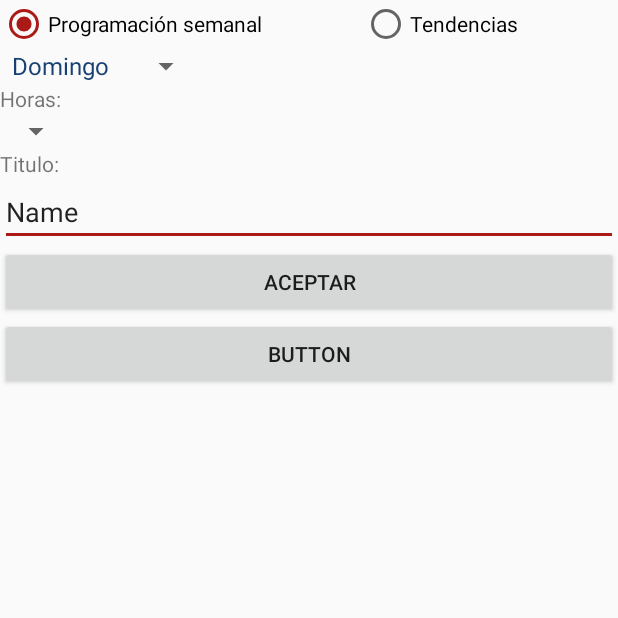
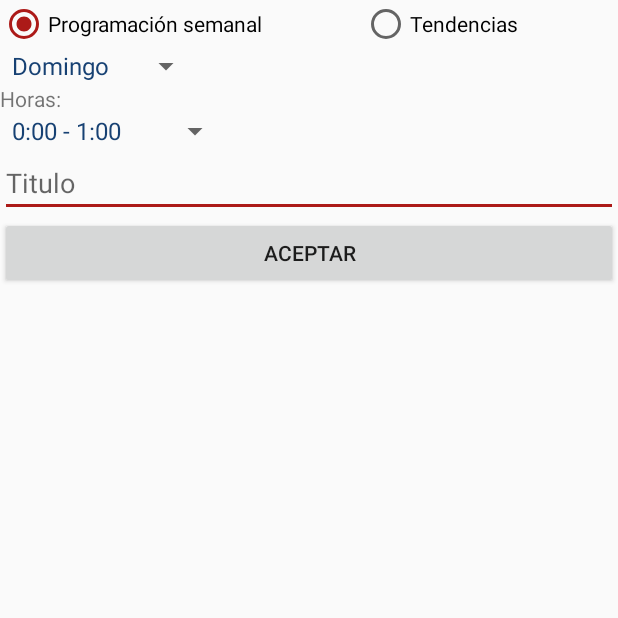
Before and after one commit to josumor18/Proyecto-1---M-viles, an Android app: the fragment ProgramacionAdminFragment shown on its own in the app's theme, on a phone screen of 412 x 824 dp, the top half of it. Run offline under Robolectric (Android 15) with nearby library versions, the phone set to English and light mode, and no system bars.

Commit message:
setProgramacion

```diff
--- a/Fluxme/app/src/main/java/me/flux/fluxme/Business/ProgramacionAdminFragment.java
+++ b/Fluxme/app/src/main/java/me/flux/fluxme/Business/ProgramacionAdminFragment.java
@@ -51,6 +51,21 @@ public class ProgramacionAdminFragment extends Fragment {
     RadioGroup rgrp_Opcion;
 
     String[] listDias = {"Domingo","Lunes","Martes","Miercoles","Jueves","Viernes","Sabado"};
+    String[] listHoras = {"0:00 - 1:00","1:00 - 2:00","2:00 - 3:00", "3:00 - 4:00", "4:00 - 5:00",
+                            "5:00 - 6:00","6:00 - 7:00","7:00 - 8:00", "8:00 - 9:00", "9:00 - 10:00",
+                            "10:00 - 11:00","11:00 - 12:00","12:00 - 13:00", "13:00 - 14:00", "14:00 - 15:00",
+                            "15:00 - 16:00","16:00 - 17:00","17:00 - 18:00", "18:00 - 19:00", "19:00 - 20:00",
+                            "20:00 - 21:00","21:00 - 22:00","22:00 - 23:00", "23:00 - 23:00", "23:00 - 24:00"};
+
+    String diaSelect = listDias[0];
+    String horaSelect = listHoras [0];
+
+    Streaming streaming;
+    Usuario_Singleton user;
+    Spinner spDia;
+    Spinner spHora;
+    EditText edtTitulo;
+
     private RadioGroup.OnCheckedChangeListener checkedChangeListener = new RadioGroup.OnCheckedChangeListener(){
         @Override
         public void onCheckedChanged(RadioGroup radioGroup, int i) {
@@ -80,22 +95,38 @@ public class ProgramacionAdminFragment extends Fragment {
         rlProgSemAdmin = view.findViewById(R.id.rlProgSemAdmin);
         rlTendAdmin = view.findViewById(R.id.rlTendAdmin);
 
-        Spinner spDia = view.findViewById(R.id.sp_dia);
+        streaming = Streaming.getInstance();
+        user = Usuario_Singleton.getInstance();
+
+        spDia = view.findViewById(R.id.sp_dia);
+        spHora = view.findViewById(R.id.sp_horas);
+
+        Button btnAceptar = view.findViewById(R.id.btn_aceptar);
 
 
-        ArrayAdapter aa = new ArrayAdapter(getActivity().getApplicationContext(),android.R.layout.simple_spinner_item,listDias);
+        edtTitulo = view.findViewById(R.id.edt_titulo);
 
-        aa.setDropDownViewResource(android.R.layout.simple_spinner_dropdown_item);
+        ArrayAdapter adapterDia = new ArrayAdapter(getActivity().getApplicationContext(),android.R.layout.simple_spinner_item,listDias);
+        ArrayAdapter adapterHora = new ArrayAdapter(getActivity().getApplicationContext(),android.R.layout.simple_spinner_item,listHoras);
+
+        adapterDia.setDropDownViewResource(android.R.layout.simple_spinner_dropdown_item);
         //Setting the ArrayAdapter data on the Spinner
-        spDia.setAdapter(aa);
+        spDia.setAdapter(adapterDia);
+
+        adapterHora.setDropDownViewResource(android.R.layout.simple_spinner_dropdown_item);
+        //Setting the ArrayAdapter data on the Spinner
+        spHora.setAdapter(adapterHora);
 
         spDia.setSelection(0, true);
         View vi = spDia.getSelectedView();
         ((TextView)vi).setTextColor(getResources().getColor(R.color.colorPrimary));
 
-        TextView spinnerText = (TextView) spDia.getChildAt(0);
+        spHora.setSelection(0, true);
+        View vi2 = spHora.getSelectedView();
+        ((TextView)vi2).setTextColor(getResources().getColor(R.color.colorPrimary));
+        /*TextView spinnerText = (TextView) spDia.getChildAt(0);
 
-        spinnerText.setTextColor(getResources().getColor(R.color.colorPrimary));
+        spinnerText.setTextColor(getResources().getColor(R.color.colorPrimary));*/
         //Set the listener for when each option is clicked.
         spDia.setOnItemSelectedListener(new AdapterView.OnItemSelectedListener()
         {
@@ -105,6 +136,27 @@ public class ProgramacionAdminFragment extends Fragment {
             {
                 //Change the selected item's text color
                 ((TextView) view).setTextColor(getResources().getColor(R.color.colorPrimary));
+                diaSelect = listDias[spDia.getSelectedItemPosition()];
+                Toast.makeText(getActivity(), diaSelect, Toast.LENGTH_SHORT).show();
+
+            }
+
+            @Override
+            public void onNothingSelected(AdapterView<?> parent)
+            {
+            }
+        });
+
+        spHora.setOnItemSelectedListener(new AdapterView.OnItemSelectedListener()
+        {
+
+            @Override
+            public void onItemSelected(AdapterView<?> parent, View view, int position, long id)
+            {
+                //Change the selected item's text color
+                ((TextView) view).setTextColor(getResources().getColor(R.color.colorPrimary));
+                horaSelect = listHoras[spHora.getSelectedItemPosition()];
+                Toast.makeText(getActivity(), horaSelect, Toast.LENGTH_SHORT).show();
             }
 
             @Override
@@ -125,6 +177,16 @@ public class ProgramacionAdminFragment extends Fragment {
         rbTendencias = view.findViewById(R.id.rbTendencias);
         rgrp_Opcion = view.findViewById(R.id.rgrp_Opcion);
         rgrp_Opcion.setOnCheckedChangeListener(checkedChangeListener);
+
+        btnAceptar.setOnClickListener(new View.OnClickListener() {
+            @Override
+            public void onClick(View view) {
+                ExecuteProgramacion executeProgramacion = new ExecuteProgramacion(user.getId(),user.getAuth_token(),streaming.getIdEmisora()
+                        ,diaSelect, horaSelect, edtTitulo.getText().toString());
+                executeProgramacion.execute();
+
+            }
+        });
 
         initTextBoxes(view);
 
@@ -288,4 +350,58 @@ public class ProgramacionAdminFragment extends Fragment {
             }
         }
     }
+
+    public class ExecuteProgramacion extends AsyncTask<String,Void,String> {
+        private String idEmisora;
+        private String id_user;
+        private String authToken;
+        private String dia;
+        private String hora;
+        private String titulo;
+
+        private boolean isDone = false;
+
+        public ExecuteProgramacion(String id_user,String authToken,String idEmisora,String dia, String hora, String titulo){
+            this.dia = dia;
+            this.hora = hora;
+            this.idEmisora=idEmisora;
+            this.id_user=id_user;
+            this.authToken=authToken;
+            this.titulo = titulo;
+
+        }
+
+        @Override
+        protected String doInBackground(String... strings) {
+
+
+            API_Access api = API_Access.getInstance();
+            isDone = api.setProgramacion(id_user,authToken,idEmisora,dia,hora,titulo);
+
+            return null;
+        }
+
+        @Override
+        protected void onPostExecute(String s) {
+            super.onPostExecute(s);
+            if(isDone) {
+                String token = null;
+                try {
+                    token = (API_Access.getInstance().getJsonObjectResponse()).getString("authentication_token");
+                    Usuario_Singleton.getInstance().setAuth_token(token);
+                    LoginActivity.actualizarAuth_Token(token, getActivity().getApplicationContext());
+                    //Si es Activity
+                    //LoginActivity.actualizarAuth_Token(token, this);
+                } catch (JSONException e) {
+                    e.printStackTrace();
+                }
+
+                Toast.makeText(getActivity().getApplicationContext(), "Programacion agregada", Toast.LENGTH_SHORT).show();
+            }
+
+
+        }
+
+
+    }
 }
--- a/Fluxme/app/src/main/res/layout/fragment_programacion_admin.xml
+++ b/Fluxme/app/src/main/res/layout/fragment_programacion_admin.xml
@@ -65,7 +65,8 @@
                         <Spinner
                             android:id="@+id/sp_dia"
                             android:layout_width="wrap_content"
-                            android:layout_height="wrap_content" />
+                            android:layout_height="wrap_content"
+                            android:popupBackground="@color/colorPrimary" />
 
                         <TextView
                             android:id="@+id/textView8"
@@ -77,23 +78,17 @@
                         <Spinner
                             android:id="@+id/sp_horas"
                             android:layout_width="wrap_content"
-                            android:layout_height="wrap_content" />
+                            android:layout_height="wrap_content"
+                            android:popupBackground="@color/colorPrimary" />
 
-
-                        <TextView
-                            android:id="@+id/textView11"
-                            android:layout_width="wrap_content"
-                            android:layout_height="wrap_content"
-                            android:layout_weight="1"
-                            android:text="Titulo:" />
 
                         <EditText
                             android:id="@+id/edt_titulo"
                             android:layout_width="match_parent"
                             android:layout_height="wrap_content"
                             android:ems="10"
-                            android:inputType="textPersonName"
-                            android:text="Name" />
+                            android:hint="Titulo"
+                            android:inputType="textPersonName" />
 
                         <Button
                             android:id="@+id/btn_aceptar"
@@ -107,12 +102,6 @@
                             android:layout_height="match_parent" >
 
                         </ListView>
-
-                        <Button
-                            android:id="@+id/btn_guardarCambios"
-                            android:layout_width="match_parent"
-                            android:layout_height="wrap_content"
-                            android:text="Button" />
 
                     </LinearLayout>
                 </ScrollView>
```
Also changed, not shown: Fluxme/app/src/main/java/me/flux/fluxme/Data/API_Access.java (+11 -0 lines).
